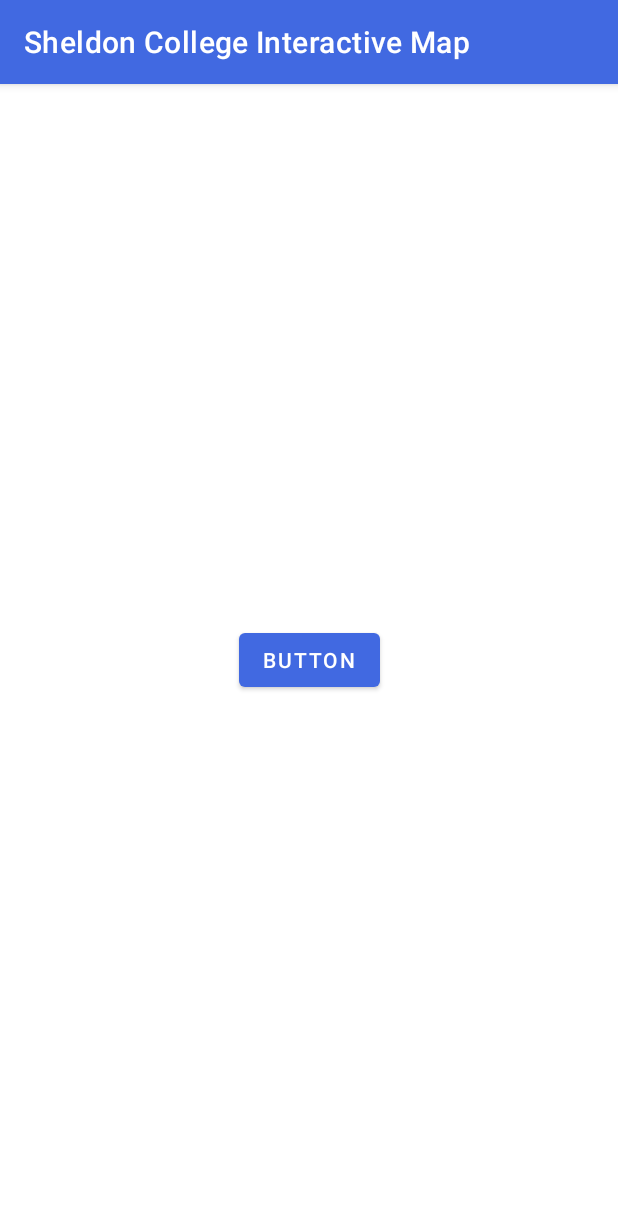
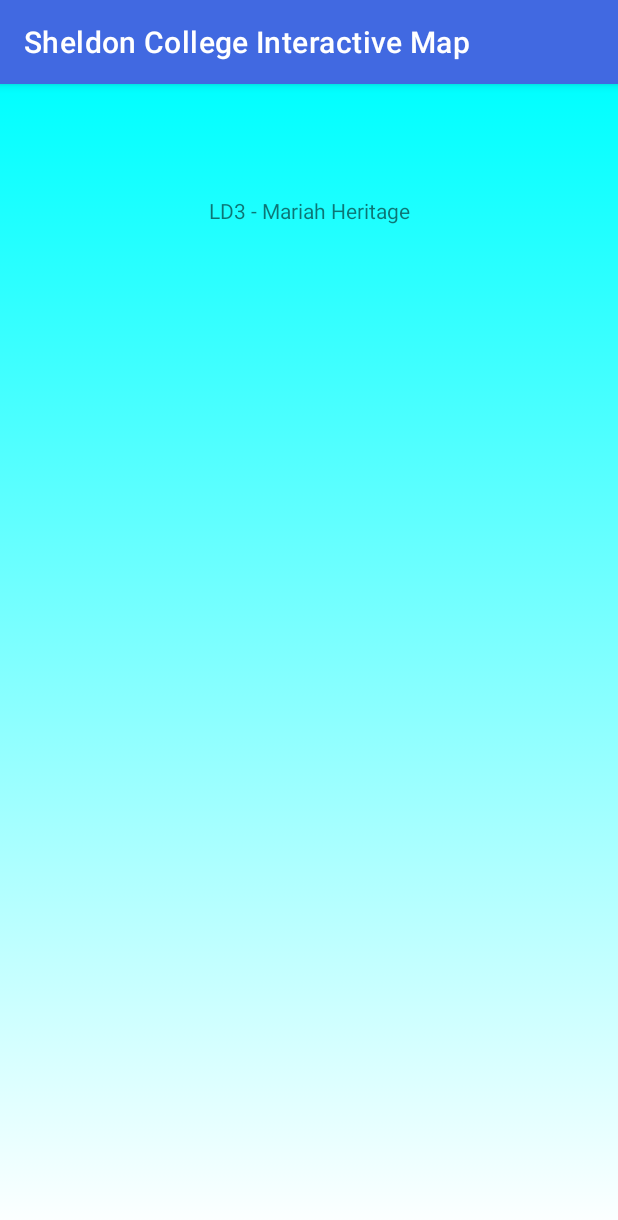
Before and after one commit to BJW2/SheldonCollegeInteractiveMap, an Android app: the LINQBuildingTeachers screen opened directly, with no data from a screen before it, on a phone screen of 412 x 824 dp. Shown: the top 1220 px of the screen. Run offline under Robolectric (Android 15) with nearby library versions, the phone set to English and light mode, and no system bars.

Commit message:
11/11/21

```diff
--- /dev/null
+++ b/app/src/main/res/drawable/gradientbackground.xml
@@ -0,0 +1,13 @@
+<?xml version="1.0" encoding="utf-8"?>
+<selector xmlns:android="http://schemas.android.com/apk/res/android">
+    <item>
+        <shape>
+            <gradient
+                android:angle="-100"
+                android:startColor="#00FFFF"
+                android:endColor="#FFFFFF"
+                android:type="linear"
+                />
+        </shape>
+    </item>
+</selector>
--- a/app/src/main/res/layout/activity_linqbuilding_teachers.xml
+++ b/app/src/main/res/layout/activity_linqbuilding_teachers.xml
@@ -4,14 +4,15 @@
     xmlns:tools="http://schemas.android.com/tools"
     android:layout_width="match_parent"
     android:layout_height="match_parent"
+    android:background="@drawable/gradientbackground"
     tools:context=".LINQBuildingTeachers">
 
-    <Button
-        android:id="@+id/button"
+    <TextView
+        android:id="@+id/textView"
         android:layout_width="wrap_content"
         android:layout_height="wrap_content"
-        android:text="Button"
-        android:onClick="launchMapsActivity"
+        android:layout_marginTop="-600dp"
+        android:text="LD3 - Mariah Heritage"
         app:layout_constraintBottom_toBottomOf="parent"
         app:layout_constraintEnd_toEndOf="parent"
         app:layout_constraintStart_toStartOf="parent"
--- a/app/src/main/res/layout/activity_opening_page.xml
+++ b/app/src/main/res/layout/activity_opening_page.xml
@@ -4,6 +4,7 @@
     xmlns:tools="http://schemas.android.com/tools"
     android:layout_width="match_parent"
     android:layout_height="match_parent"
+    android:background="#48BCFB"
     tools:context=".OpeningPage">
 
     <Button
@@ -37,6 +38,7 @@
         android:id="@+id/imageView"
         android:layout_width="169dp"
         android:layout_height="166dp"
+        android:background="#48BCFB"
         app:layout_constraintEnd_toEndOf="parent"
         app:layout_constraintStart_toStartOf="parent"
         app:layout_constraintTop_toTopOf="parent"
```
